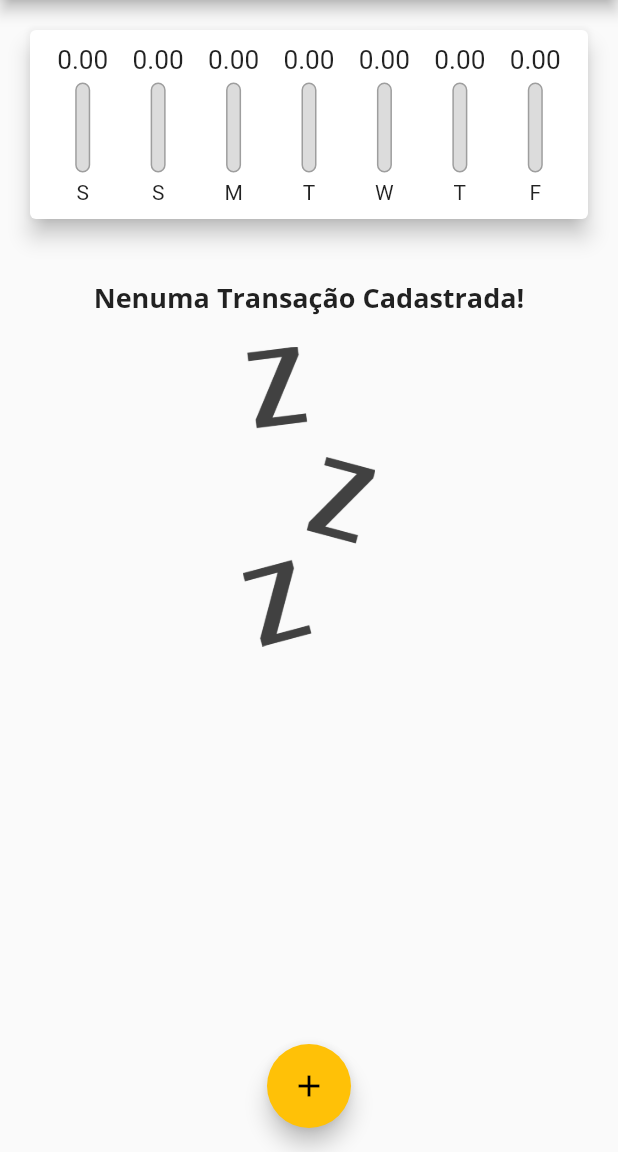
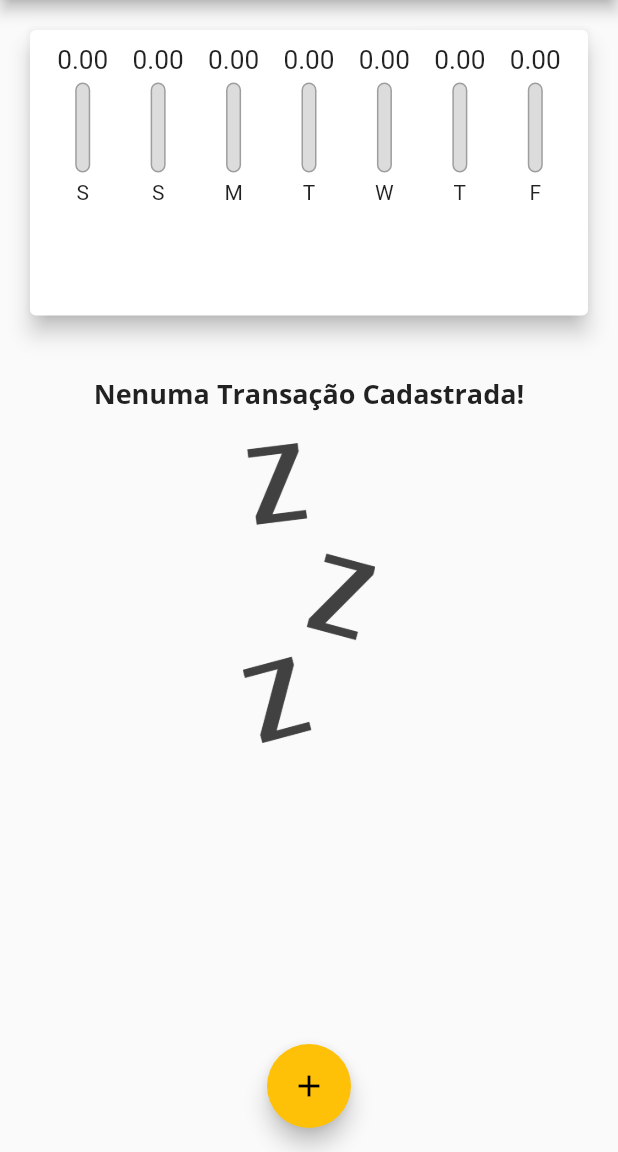
Before and after one commit to elton-costa/expenses, a Flutter app: the screen it shows after launch, on a phone screen of 412 x 824 dp, the part 84-1236 px from its top. Run offline on Flutter 3.47's test engine with Material 2 defaults, Android fonts, the light colour scheme and no system bars; missing offline and left inert: dart:html.

Commit message:
Create MediaQuery size

```diff
--- a/lib/components/transaction_list.dart
+++ b/lib/components/transaction_list.dart
@@ -9,9 +9,7 @@ class TransactionList extends StatelessWidget {
   TransactionList(this.transactions, this.onRemove);
   @override
   Widget build(BuildContext context) {
-    return Container(
-      height: 300,
-      child: transactions.isEmpty
+    return transactions.isEmpty
         ? Column(
             children: [
               SizedBox(height: 20),
@@ -64,7 +62,6 @@ class TransactionList extends StatelessWidget {
                 ),
               );
             },
-            ),
           );
   }
 }
--- a/lib/main.dart
+++ b/lib/main.dart
@@ -1,3 +1,5 @@
+import 'dart:html';
+
 import 'package:expenses/components/chart.dart';
 import 'package:expenses/components/transaction_form.dart';
 import 'package:flutter/material.dart';
@@ -82,8 +84,7 @@ class _MyHomePageState extends State<MyHomePage> {
 
   @override
   Widget build(BuildContext context) {
-    return Scaffold(
-      appBar: AppBar(
+    final appBar = AppBar(
       title: Text(
         'Despesas Pessoais',
         style: TextStyle(
@@ -97,13 +98,25 @@ class _MyHomePageState extends State<MyHomePage> {
           onPressed: () => _openTransactionFormModal(context),
         )
       ],
-      ),
+    );
+    final availableHeight = MediaQuery.of(context).size.height -
+        appBar.preferredSize.height -
+        MediaQuery.of(context).padding.top;
+
+    return Scaffold(
+      appBar: appBar,
       body: SingleChildScrollView(
         child: Column(
           crossAxisAlignment: CrossAxisAlignment.stretch,
           children: [
-            Chart(_recentTransactions),
-            TransactionList(_transactions, _removeTransaction),
+            Container(
+              height: availableHeight * 0.3,
+              child: Chart(_recentTransactions),
+            ),
+            Container(
+              height: availableHeight * 0.7,
+              child: TransactionList(_transactions, _removeTransaction),
+            ),
           ],
         ),
       ),
```
Lines whose indentation alone changed are shown as unchanged.
